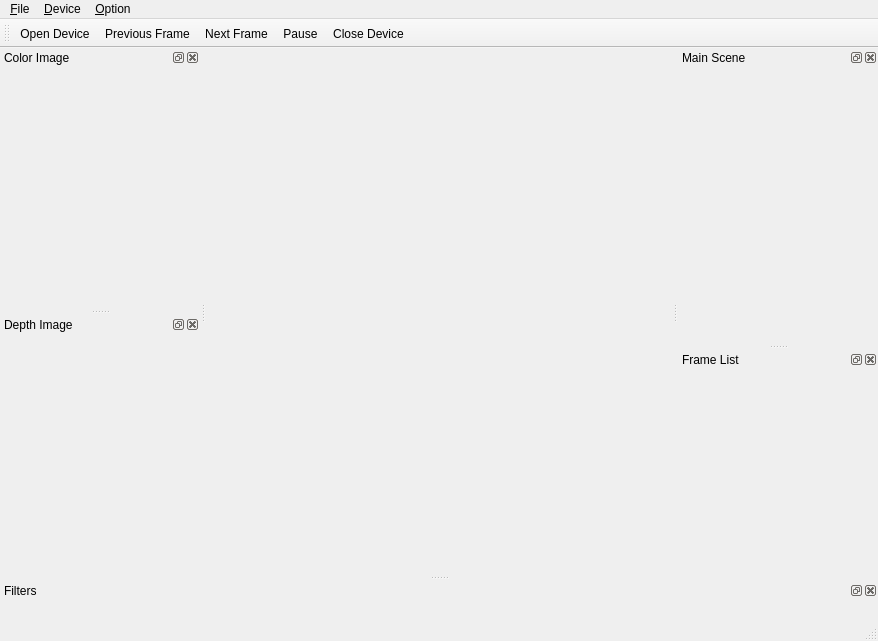
The window that src/ui/MainWindow.ui (oneminute/RecFLS) describes before a commit, drawn with Qt 5.
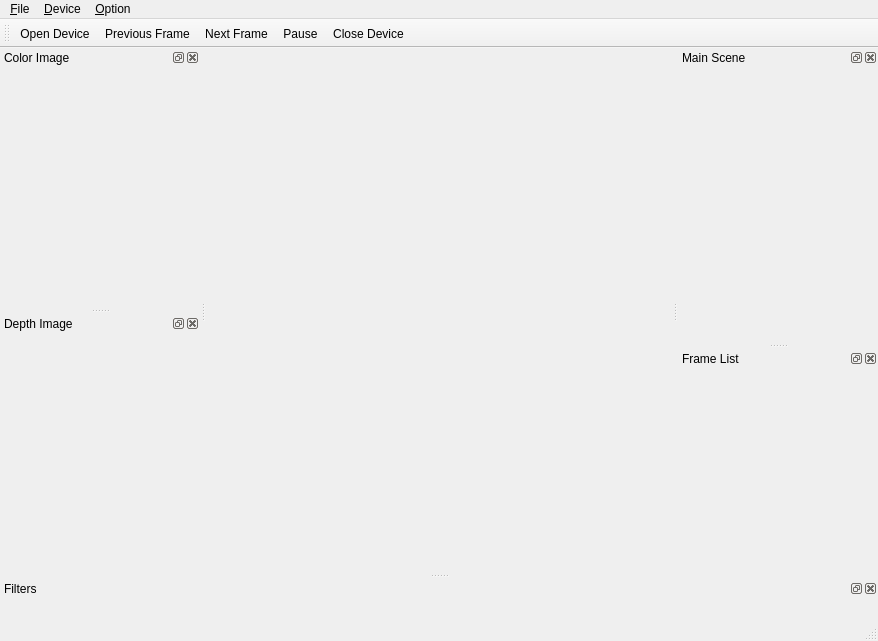
The same window after the commit. Custom widgets are drawn as their Qt base class.

What changed in the file:
```diff
--- a/src/ui/MainWindow.ui
+++ b/src/ui/MainWindow.ui
@@ -65,7 +65,7 @@
    </property>
    <property name="maximumSize">
     <size>
-     <width>400</width>
+     <width>524287</width>
      <height>524287</height>
     </size>
    </property>
@@ -87,7 +87,7 @@
    <property name="minimumSize">
     <size>
      <width>200</width>
-     <height>38</height>
+     <height>40</height>
     </size>
    </property>
    <property name="windowTitle">
@@ -107,7 +107,7 @@
    </property>
    <property name="maximumSize">
     <size>
-     <width>400</width>
+     <width>524287</width>
      <height>524287</height>
     </size>
    </property>
```
Left out of the diff: 4 changed lines with no effect on the pictures.
